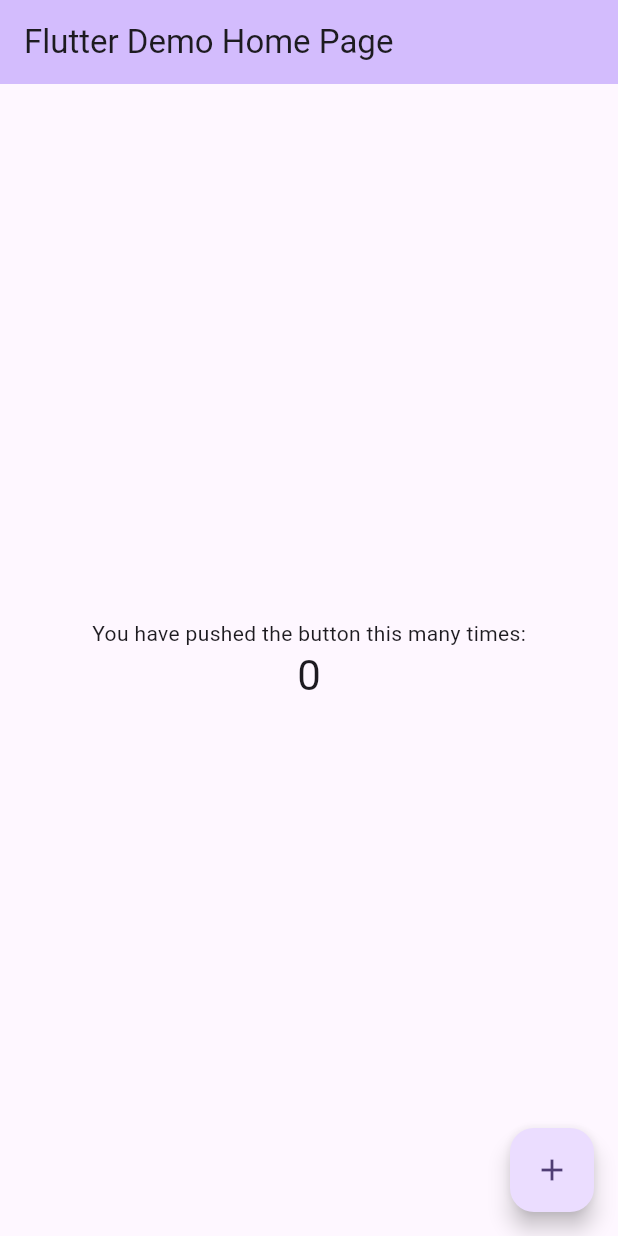
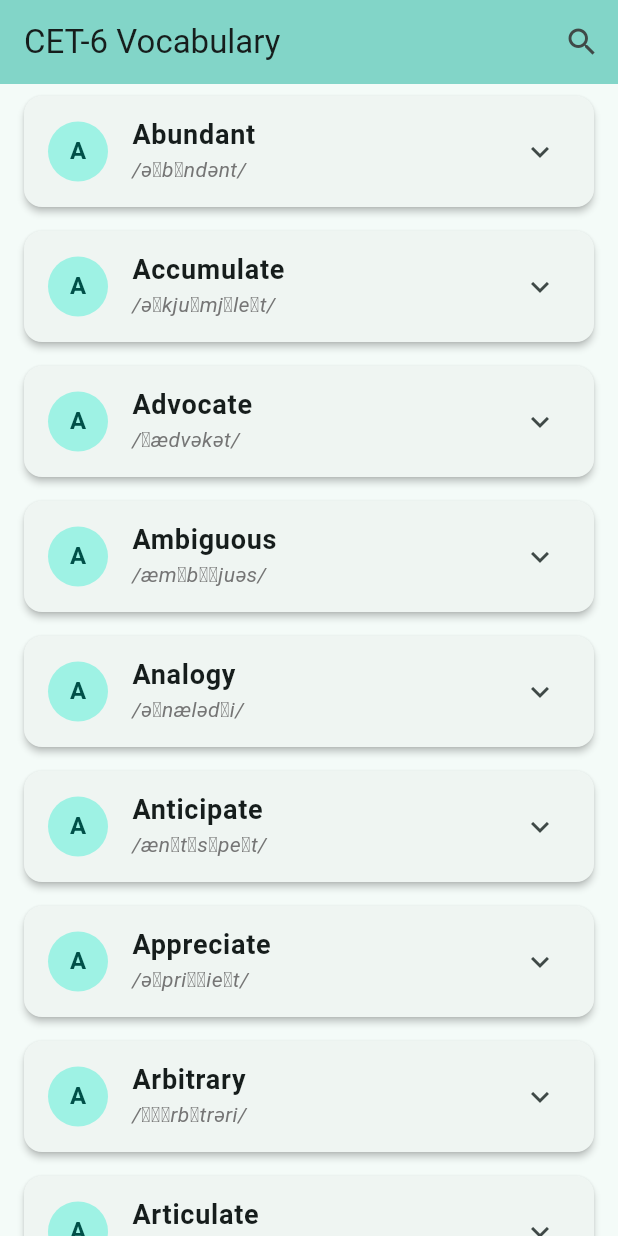
Before and after one commit to could-ai/019b5edf-4364-7323-91bf-17385beb0f13, a Flutter app: the screen it shows after launch, on a phone screen of 412 x 824 dp. Run offline on Flutter 3.47's test engine with Material 3 defaults, Android fonts, the phone set to English and light mode, and no system bars.

Commit message:
Created Word model class to represent vocabulary items with term, definition, and optional phonetic spelling.; Created DataService with a sample list of 20 common CET-6 vocabulary words with English definitions and phonetic transcriptions to demonstrate the app structure.; Created VocabularyScreen to display the list of words. Uses ExpansionTile to show definitions when a word is tapped, keeping the interface clean.; Updated main.dart to set up the MaterialApp with a teal theme and route to the new VocabularyScreen.

```diff
--- /dev/null
+++ b/usr/lib/data_service.dart
@@ -0,0 +1,113 @@
+import 'word_model.dart';
+
+class DataService {
+  static const List<Word> sampleWords = [
+    Word(
+      term: 'Abundant',
+      definition: 'Existing or available in large quantities; plentiful.',
+      phonetic: '/əˈbʌndənt/',
+    ),
+    Word(
+      term: 'Accumulate',
+      definition: 'Gather together or acquire an increasing number or quantity of.',
+      phonetic: '/əˈkjuːmjʊleɪt/',
+    ),
+    Word(
+      term: 'Advocate',
+      definition: 'A person who publicly supports or recommends a particular cause or policy.',
+      phonetic: '/ˈædvəkət/',
+    ),
+    Word(
+      term: 'Ambiguous',
+      definition: '(of language) open to more than one interpretation; having a double meaning.',
+      phonetic: '/æmˈbɪɡjuəs/',
+    ),
+    Word(
+      term: 'Analogy',
+      definition: 'A comparison between two things, typically for the purpose of explanation or clarification.',
+      phonetic: '/əˈnælədʒi/',
+    ),
+    Word(
+      term: 'Anticipate',
+      definition: 'Regard as probable; expect or predict.',
+      phonetic: '/ænˈtɪsɪpeɪt/',
+    ),
+    Word(
+      term: 'Appreciate',
+      definition: 'Recognize the full worth of.',
+      phonetic: '/əˈpriːʃieɪt/',
+    ),
+    Word(
+      term: 'Arbitrary',
+      definition: 'Based on random choice or personal whim, rather than any reason or system.',
+      phonetic: '/ˈɑːrbɪtrəri/',
+    ),
+    Word(
+      term: 'Articulate',
+      definition: '(of a person or a person\'s words) having or showing the ability to speak fluently and coherently.',
+      phonetic: '/ɑːrˈtɪkjʊlət/',
+    ),
+    Word(
+      term: 'Aspect',
+      definition: 'A particular part or feature of something.',
+      phonetic: '/ˈæspɛkt/',
+    ),
+    Word(
+      term: 'Assemble',
+      definition: '(of people) gather together in one place for a common purpose.',
+      phonetic: '/əˈsɛmbəl/',
+    ),
+    Word(
+      term: 'Assert',
+      definition: 'State a fact or belief confidently and forcefully.',
+      phonetic: '/əˈsɜːrt/',
+    ),
+    Word(
+      term: 'Assess',
+      definition: 'Evaluate or estimate the nature, ability, or quality of.',
+      phonetic: '/əˈsɛs/',
+    ),
+    Word(
+      term: 'Assume',
+      definition: 'Suppose to be the case, without proof.',
+      phonetic: '/əˈsjuːm/',
+    ),
+    Word(
+      term: 'Attain',
+      definition: 'Succeed in achieving (something that one desires and has worked for).',
+      phonetic: '/əˈteɪn/',
+    ),
+    Word(
+      term: 'Attribute',
+      definition: 'Regard something as being caused by (someone or something).',
+      phonetic: '/əˈtrɪbjuːt/',
+    ),
+    Word(
+      term: 'Authentic',
+      definition: 'Of undisputed origin; genuine.',
+      phonetic: '/ɔːˈθɛntɪk/',
+    ),
+    Word(
+      term: 'Authority',
+      definition: 'The power or right to give orders, make decisions, and enforce obedience.',
+      phonetic: '/ɔːˈθɒrɪti/',
+    ),
+    Word(
+      term: 'Automate',
+      definition: 'Convert (a process or facility) to largely automatic operation.',
+      phonetic: '/ˈɔːtəmeɪt/',
+    ),
+    Word(
+      term: 'Available',
+      definition: 'Able to be used or obtained; at someone\'s disposal.',
+      phonetic: '/əˈveɪləbəl/',
+    ),
+  ];
+
+  // In a real app, this would fetch from a database or load a large JSON file
+  static Future<List<Word>> getWords() async {
+    // Simulating network delay
+    await Future.delayed(const Duration(milliseconds: 500));
+    return sampleWords;
+  }
+}
--- a/usr/lib/main.dart
+++ b/usr/lib/main.dart
@@ -1,4 +1,5 @@
 import 'package:flutter/material.dart';
+import 'vocabulary_screen.dart';
 
 void main() {
   runApp(const MyApp());
@@ -7,117 +8,19 @@ void main() {
 class MyApp extends StatelessWidget {
   const MyApp({super.key});
 
-  // This widget is the root of your application.
   @override
   Widget build(BuildContext context) {
     return MaterialApp(
-      title: 'Flutter Demo',
+      title: 'CET-6 Vocabulary',
       debugShowCheckedModeBanner: false,
       theme: ThemeData(
-        // This is the theme of your application.
-        //
-        // TRY THIS: Try running your application with "flutter run". You'll see
-        // the application has a purple toolbar. Then, without quitting the app,
-        // try changing the seedColor in the colorScheme below to Colors.green
-        // and then invoke "hot reload" (save your changes or press the "hot
-        // reload" button in a Flutter-supported IDE, or press "r" if you used
-        // the command line to start the app).
-        //
-        // Notice that the counter didn't reset back to zero; the application
-        // state is not lost during the reload. To reset the state, use hot
-        // restart instead.
-        //
-        // This works for code too, not just values: Most code changes can be
-        // tested with just a hot reload.
-        colorScheme: ColorScheme.fromSeed(seedColor: Colors.deepPurple),
+        colorScheme: ColorScheme.fromSeed(seedColor: Colors.teal),
+        useMaterial3: true,
       ),
       initialRoute: '/',
       routes: {
-        '/': (context) => const MyHomePage(title: 'Flutter Demo Home Page'),
+        '/': (context) => const VocabularyScreen(),
       },
     );
   }
 }
-
-class MyHomePage extends StatefulWidget {
-  const MyHomePage({super.key, required this.title});
-
-  // This widget is the home page of your application. It is stateful, meaning
-  // that it has a State object (defined below) that contains fields that affect
-  // how it looks.
-
-  // This class is the configuration for the state. It holds the values (in this
-  // case the title) provided by the parent (in this case the App widget) and
-  // used by the build method of the State. Fields in a Widget subclass are
-  // always marked "final".
-
-  final String title;
-
-  @override
-  State<MyHomePage> createState() => _MyHomePageState();
-}
-
-class _MyHomePageState extends State<MyHomePage> {
-  int _counter = 0;
-
-  void _incrementCounter() {
-    setState(() {
-      // This call to setState tells the Flutter framework that something has
-      // changed in this State, which causes it to rerun the build method below
-      // so that the display can reflect the updated values. If we changed
-      // _counter without calling setState(), then the build method would not be
-      // called again, and so nothing would appear to happen.
-      _counter++;
-    });
-  }
-
-  @override
-  Widget build(BuildContext context) {
-    // This method is rerun every time setState is called, for instance as done
-    // by the _incrementCounter method above.
-    //
-    // The Flutter framework has been optimized to make rerunning build methods
-    // fast, so that you can just rebuild anything that needs updating rather
-    // than having to individually change instances of widgets.
-    return Scaffold(
-      appBar: AppBar(
-        // TRY THIS: Try changing the color here to a specific color (to
-        // Colors.amber, perhaps?) and trigger a hot reload to see the AppBar
-        // change color while the other colors stay the same.
-        backgroundColor: Theme.of(context).colorScheme.inversePrimary,
-        // Here we take the value from the MyHomePage object that was created by
-        // the App.build method, and use it to set our appbar title.
-        title: Text(widget.title),
-      ),
-      body: Center(
-        // Center is a layout widget. It takes a single child and positions it
-        // in the middle of the parent.
-        child: Column(
-          // Column is also a layout widget. It takes a list of children and
-          // arranges them vertically. By default, it sizes itself to fit its
-          // children horizontally, and tries to be as tall as its parent.
-          //
-          // Column has various properties to control how it sizes itself and
-          // how it positions its children. Here we use mainAxisAlignment to
-          // center the children vertically; the main axis here is the vertical
-          // axis because Columns are vertical (the cross axis would be
-          // horizontal).
-          //
-          // TRY THIS: Invoke "debug painting" (choose the "Toggle Debug Paint"
-          // action in the IDE, or press "p" in the console), to see the
-          // wireframe for each widget.
-          mainAxisAlignment: MainAxisAlignment.center,
-          children: <Widget>[
-            const Text('You have pushed the button this many times:'),
-            Text('$_counter', style: Theme.of(context).textTheme.headlineMedium),
-          ],
-        ),
-      ),
-      floatingActionButton: FloatingActionButton(
-        onPressed: _incrementCounter,
-        tooltip: 'Increment',
-        child: const Icon(Icons.add),
-      ), // This trailing comma makes auto-formatting nicer for build methods.
-    );
-  }
-}
--- /dev/null
+++ b/usr/lib/vocabulary_screen.dart
@@ -0,0 +1,103 @@
+import 'package:flutter/material.dart';
+import 'data_service.dart';
+import 'word_model.dart';
+
+class VocabularyScreen extends StatefulWidget {
+  const VocabularyScreen({super.key});
+
+  @override
+  State<VocabularyScreen> createState() => _VocabularyScreenState();
+}
+
+class _VocabularyScreenState extends State<VocabularyScreen> {
+  List<Word> _words = [];
+  bool _isLoading = true;
+
+  @override
+  void initState() {
+    super.initState();
+    _loadWords();
+  }
+
+  Future<void> _loadWords() async {
+    final words = await DataService.getWords();
+    setState(() {
+      _words = words;
+      _isLoading = false;
+    });
+  }
+
+  @override
+  Widget build(BuildContext context) {
+    return Scaffold(
+      appBar: AppBar(
+        title: const Text('CET-6 Vocabulary'),
+        backgroundColor: Theme.of(context).colorScheme.inversePrimary,
+        actions: [
+          IconButton(
+            icon: const Icon(Icons.search),
+            onPressed: () {
+              // TODO: Implement search functionality
+            },
+          ),
+        ],
+      ),
+      body: _isLoading
+          ? const Center(child: CircularProgressIndicator())
+          : ListView.builder(
+              itemCount: _words.length,
+              itemBuilder: (context, index) {
+                final word = _words[index];
+                return Card(
+                  margin: const EdgeInsets.symmetric(horizontal: 16, vertical: 8),
+                  elevation: 2,
+                  child: ExpansionTile(
+                    leading: CircleAvatar(
+                      backgroundColor: Theme.of(context).colorScheme.primaryContainer,
+                      child: Text(
+                        word.term[0],
+                        style: TextStyle(
+                          color: Theme.of(context).colorScheme.onPrimaryContainer,
+                          fontWeight: FontWeight.bold,
+                        ),
+                      ),
+                    ),
+                    title: Text(
+                      word.term,
+                      style: const TextStyle(
+                        fontWeight: FontWeight.bold,
+                        fontSize: 18,
+                      ),
+                    ),
+                    subtitle: Text(
+                      word.phonetic,
+                      style: TextStyle(
+                        color: Colors.grey[600],
+                        fontStyle: FontStyle.italic,
+                      ),
+                    ),
+                    children: [
+                      Padding(
+                        padding: const EdgeInsets.all(16.0),
+                        child: Row(
+                          crossAxisAlignment: CrossAxisAlignment.start,
+                          children: [
+                            const Icon(Icons.menu_book, size: 20, color: Colors.grey),
+                            const SizedBox(width: 12),
+                            Expanded(
+                              child: Text(
+                                word.definition,
+                                style: const TextStyle(fontSize: 16, height: 1.4),
+                              ),
+                            ),
+                          ],
+                        ),
+                      ),
+                    ],
+                  ),
+                );
+              },
+            ),
+    );
+  }
+}
--- /dev/null
+++ b/usr/lib/word_model.dart
@@ -0,0 +1,11 @@
+class Word {
+  final String term;
+  final String definition;
+  final String phonetic;
+
+  const Word({
+    required this.term,
+    required this.definition,
+    this.phonetic = '',
+  });
+}
```
